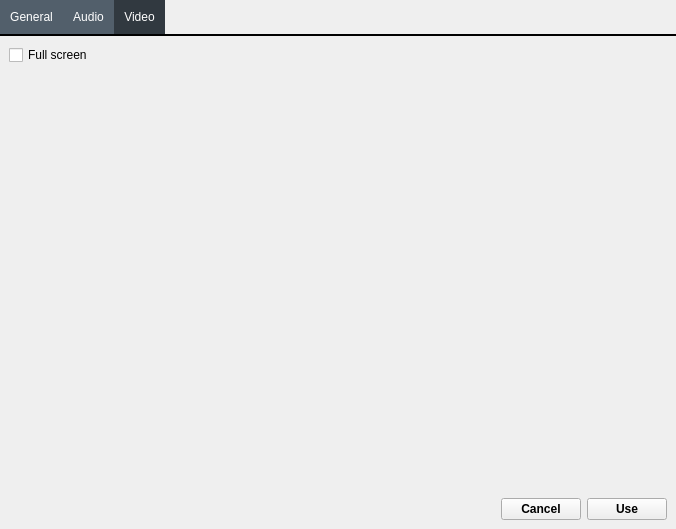
Above: PyQt_DOOM/src/game_settings/settings.ui from 1000101cz/PyQt_DOOM before the change. Below: the same form after it.
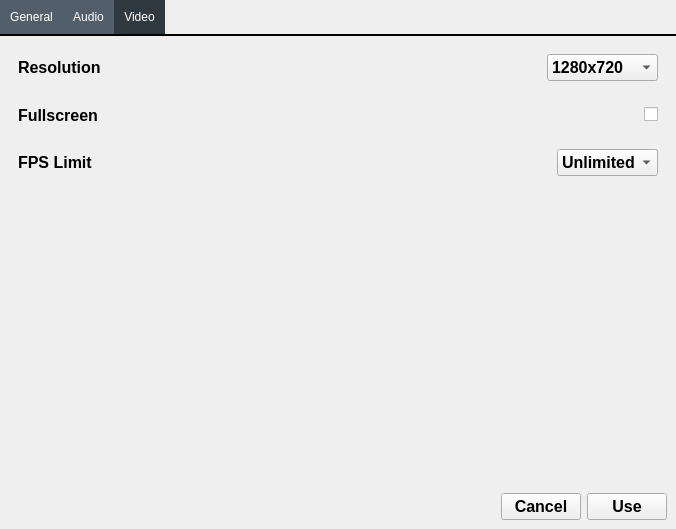
That is the form after the change.

Commit message: add resolution option to settings

```diff
--- a/PyQt_DOOM/src/game_settings/settings.ui
+++ b/PyQt_DOOM/src/game_settings/settings.ui
@@ -411,10 +411,200 @@
       </attribute>
       <layout class="QVBoxLayout" name="verticalLayout_4">
        <item>
-        <widget class="QCheckBox" name="checkBox_fullscreen">
-         <property name="text">
-          <string>Full screen</string>
-         </property>
+        <widget class="QWidget" name="widget_7" native="true">
+         <layout class="QHBoxLayout" name="horizontalLayout_7">
+          <item>
+           <widget class="QLabel" name="label_4">
+            <property name="font">
+             <font>
+              <pointsize>12</pointsize>
+              <weight>75</weight>
+              <bold>true</bold>
+             </font>
+            </property>
+            <property name="text">
+             <string>Resolution</string>
+            </property>
+           </widget>
+          </item>
+          <item>
+           <spacer name="horizontalSpacer_2">
+            <property name="orientation">
+             <enum>Qt::Horizontal</enum>
+            </property>
+            <property name="sizeHint" stdset="0">
+             <size>
+              <width>509</width>
+              <height>20</height>
+             </size>
+            </property>
+           </spacer>
+          </item>
+          <item>
+           <widget class="QComboBox" name="comboBox_resolution">
+            <property name="font">
+             <font>
+              <pointsize>12</pointsize>
+              <weight>75</weight>
+              <bold>true</bold>
+             </font>
+            </property>
+            <property name="sizeAdjustPolicy">
+             <enum>QComboBox::AdjustToContents</enum>
+            </property>
+            <item>
+             <property name="text">
+              <string>1280x720</string>
+             </property>
+            </item>
+            <item>
+             <property name="text">
+              <string>1600x900</string>
+             </property>
+            </item>
+            <item>
+             <property name="text">
+              <string>1920x1080</string>
+             </property>
+            </item>
+            <item>
+             <property name="text">
+              <string>1920x1200</string>
+             </property>
+            </item>
+            <item>
+             <property name="text">
+              <string>2560x1440</string>
+             </property>
+            </item>
+           </widget>
+          </item>
+         </layout>
+        </widget>
+       </item>
+       <item>
+        <widget class="QWidget" name="widget_9" native="true">
+         <layout class="QHBoxLayout" name="horizontalLayout_9">
+          <item>
+           <widget class="QLabel" name="label_6">
+            <property name="font">
+             <font>
+              <pointsize>12</pointsize>
+              <weight>75</weight>
+              <bold>true</bold>
+             </font>
+            </property>
+            <property name="text">
+             <string>Fullscreen</string>
+            </property>
+           </widget>
+          </item>
+          <item>
+           <spacer name="horizontalSpacer_4">
+            <property name="orientation">
+             <enum>Qt::Horizontal</enum>
+            </property>
+            <property name="sizeHint" stdset="0">
+             <size>
+              <width>40</width>
+              <height>20</height>
+             </size>
+            </property>
+           </spacer>
+          </item>
+          <item>
+           <widget class="QCheckBox" name="checkBox_fullscreen">
+            <property name="font">
+             <font>
+              <pointsize>12</pointsize>
+              <weight>75</weight>
+              <bold>true</bold>
+             </font>
+            </property>
+            <property name="layoutDirection">
+             <enum>Qt::RightToLeft</enum>
+            </property>
+            <property name="text">
+             <string/>
+            </property>
+            <property name="tristate">
+             <bool>false</bool>
+            </property>
+           </widget>
+          </item>
+         </layout>
+        </widget>
+       </item>
+       <item>
+        <widget class="QWidget" name="widget_8" native="true">
+         <layout class="QHBoxLayout" name="horizontalLayout_8">
+          <item>
+           <widget class="QLabel" name="label_5">
+            <property name="font">
+             <font>
+              <pointsize>12</pointsize>
+              <weight>75</weight>
+              <bold>true</bold>
+             </font>
+            </property>
+            <property name="text">
+             <string>FPS Limit</string>
+            </property>
+           </widget>
+          </item>
+          <item>
+           <spacer name="horizontalSpacer_3">
+            <property name="orientation">
+             <enum>Qt::Horizontal</enum>
+            </property>
+            <property name="sizeHint" stdset="0">
+             <size>
+              <width>444</width>
+              <height>20</height>
+             </size>
+            </property>
+           </spacer>
+          </item>
+          <item>
+           <widget class="QComboBox" name="comboBox_fps_limit">
+            <property name="font">
+             <font>
+              <pointsize>12</pointsize>
+              <weight>75</weight>
+              <bold>true</bold>
+             </font>
+            </property>
+            <property name="sizeAdjustPolicy">
+             <enum>QComboBox::AdjustToContents</enum>
+            </property>
+            <item>
+             <property name="text">
+              <string>Unlimited</string>
+             </property>
+            </item>
+            <item>
+             <property name="text">
+              <string>59Hz</string>
+             </property>
+            </item>
+            <item>
+             <property name="text">
+              <string>60Hz</string>
+             </property>
+            </item>
+            <item>
+             <property name="text">
+              <string>120Hz</string>
+             </property>
+            </item>
+            <item>
+             <property name="text">
+              <string>144Hz</string>
+             </property>
+            </item>
+           </widget>
+          </item>
+         </layout>
         </widget>
        </item>
        <item>
@@ -454,6 +644,7 @@
        <widget class="QPushButton" name="pushButton_cancel">
         <property name="font">
          <font>
+          <pointsize>12</pointsize>
           <weight>75</weight>
           <bold>true</bold>
          </font>
@@ -472,6 +663,7 @@
        <widget class="QPushButton" name="pushButton_use">
         <property name="font">
          <font>
+          <pointsize>12</pointsize>
           <weight>75</weight>
           <bold>true</bold>
          </font>
```
Left out of the diff: 27 changed lines with no effect on the pictures. The commit also changes 9 other files.
